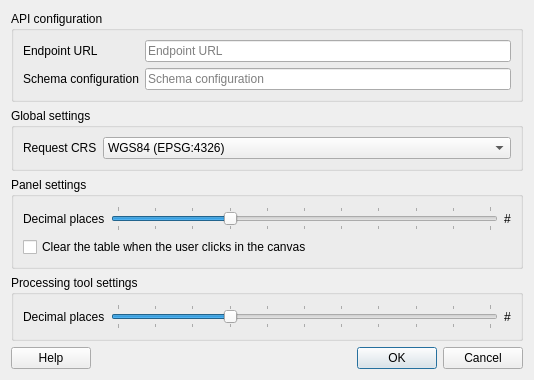
This is widgets/GeoContextQGISPlugin_options_dialog_base.ui in kartoza/GeoContextQGISPlugin as Qt 5 draws it before an edit. The edited form follows.
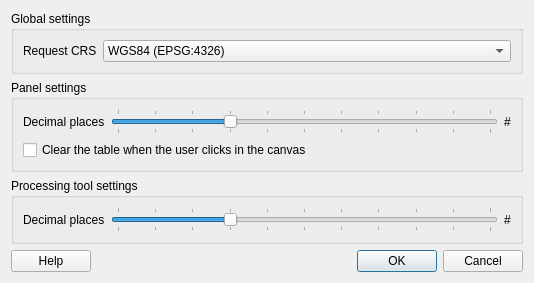
This is the edited form. Custom widgets are drawn as their Qt base class.

Diff of the .ui file:
```diff
--- a/widgets/GeoContextQGISPlugin_options_dialog_base.ui
+++ b/widgets/GeoContextQGISPlugin_options_dialog_base.ui
@@ -7,56 +7,13 @@
     <x>0</x>
     <y>0</y>
     <width>534</width>
-    <height>360</height>
+    <height>269</height>
    </rect>
   </property>
   <property name="windowTitle">
    <string>Options</string>
   </property>
   <layout class="QVBoxLayout" name="verticalLayout">
-   <item>
-    <widget class="QGroupBox" name="gbApiConfig">
-     <property name="title">
-      <string>API configuration</string>
-     </property>
-     <layout class="QFormLayout" name="formLayout">
-      <item row="0" column="0">
-       <widget class="QLabel" name="lblEndpointUrl">
-        <property name="text">
-         <string>Endpoint URL</string>
-        </property>
-       </widget>
-      </item>
-      <item row="0" column="1">
-       <widget class="QgsFilterLineEdit" name="lineUrl">
-        <property name="placeholderText">
-         <string>Endpoint URL</string>
-        </property>
-        <property name="qgisRelation" stdset="0">
-         <string notr="true"/>
-        </property>
-       </widget>
-      </item>
-      <item row="1" column="0">
-       <widget class="QLabel" name="lblSchema">
-        <property name="text">
-         <string>Schema configuration</string>
-        </property>
-       </widget>
-      </item>
-      <item row="1" column="1">
-       <widget class="QgsFilterLineEdit" name="lineSchema">
-        <property name="placeholderText">
-         <string>Schema configuration</string>
-        </property>
-        <property name="qgisRelation" stdset="0">
-         <string notr="true"/>
-        </property>
-       </widget>
-      </item>
-     </layout>
-    </widget>
-   </item>
    <item>
     <widget class="QGroupBox" name="gbGlobalSettings">
      <property name="title">
@@ -220,13 +177,6 @@
   <zorder>gbGlobalSettings</zorder>
   <zorder>horizontalLayoutWidget</zorder>
  </widget>
- <customwidgets>
-  <customwidget>
-   <class>QgsFilterLineEdit</class>
-   <extends>QLineEdit</extends>
-   <header>qgsfilterlineedit.h</header>
-  </customwidget>
- </customwidgets>
  <resources/>
  <connections>
   <connection>
```
Left out of the diff: 2 changed lines with no effect on the pictures.
